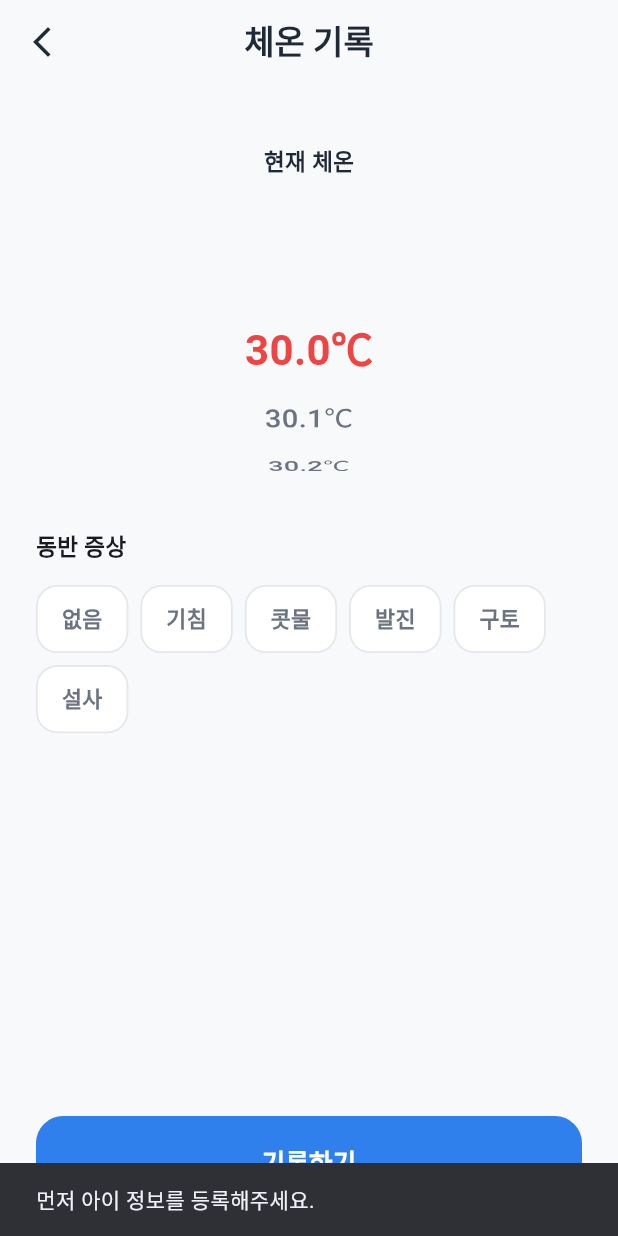
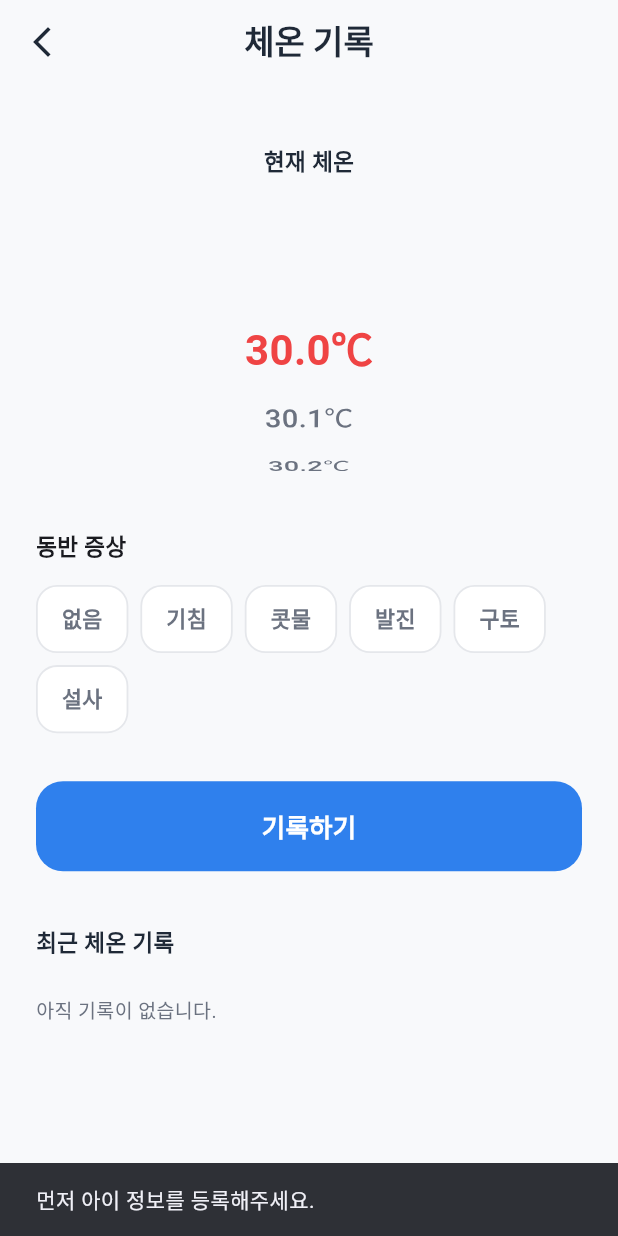
Before and after one commit to 2skyy/BabySence, a Flutter app: the TemperatureRecordPage screen opened directly, after a tap on "기록하기", on a phone screen of 412 x 824 dp. Run offline on Flutter 3.47's test engine with Material 3 defaults, Android fonts, the phone set to English and light mode, and no system bars; our stand-ins replace audioplayers, dio, firebase_core, fl_chart, flutter_local_notifications, image_picker and 2 more; missing offline and left inert: file_selector, flutter_background_service, noise_meter; accounts and stored records are empty.

Commit message:
feat: 체온 이력 조회와 연령대별 체온 판정 추가
체온 이력
- 증상이 별도 테이블이라 중첩 select로 한 번에 읽는다
  (select('*, temperature_symptoms(symptom)')). 따로 조회하면 N+1이 된다.
- 알 수 없는 증상 값은 무시한다. 나중에 CHECK 제약에 항목이 추가되어도 조회
  화면이 깨지지 않아야 한다.
- 화면이 Padding + Column이라 스크롤이 안 돼서 목록을 붙이면 오버플로가 났다.
  SingleChildScrollView로 바꾸고 안의 Spacer()를 고정 공백으로 교체했다.
  다른 기록 화면들이 이미 같은 이유로 처리해둔 방식이다.

체온 판정 (assessments 테이블)
- 연령대별 기준으로 정상/주의/상담 권장을 판정하고 행동 가이드를 보여준다.
  규칙은 순수 함수라 네트워크 없이 즉시 판정하며, 판정 저장이 실패해도 안내는
  보여주고 체온 기록 자체는 유효하게 둔다.
- inputs에 입력값과 적용된 임계값을 스냅샷으로 남긴다. 원본 기록을 지우거나
  기준을 바꿔도 그때 무슨 근거로 판정했는지 추적된다.
- 나이 계산을 직접 구현했다. 3개월과 6개월이 판정 경계라 일수/30.4375 같은
  근사를 쓰면 하루 차이로 기준이 달라진다. 경계는 [0,3), [3,6), [6,∞).

출처 확인 결과 — 논문 인용 시 주의가 필요하다
- [25] 대한소아과학회 소아 발열 질환정보를 확인했으나, 사용하기로 한 표의
  연령별 구분(38.0/38.5/39.0℃)은 그 문서에서 확인되지 않았다. 문서에는 연령
  구분 없이 겨드랑이 37.3℃=미열, 38.0℃=병원 권고, 39.0℃=고열로 되어 있다.
- 표에 없어 이 프로젝트가 정한 구간이 두 곳 있다. 6개월 이상의 37.5~38.0℃
  (표에서 정상과 주의 사이가 비어 있음)와 36.5℃ 미만 저체온이다. 둘 다 주의로
  처리했고, 출처로 인용할 수 없다는 것을 코드 주석과 문서에 남겼다.

임계값은 조용히 틀리면 위험하므로 표의 모든 경계를 테스트로 고정했다. 같은
38.0℃가 0~3개월이면 상담 권장, 3~6개월이면 주의인 것을 명시적으로 검사한다.

Co-Authored-By: Claude Opus 5 <noreply@anthropic.com>

```diff
--- /dev/null
+++ b/lib/features/detail/assessment/assessment.dart
@@ -0,0 +1,57 @@
+/// 판정 단계. enum 이름이 assessments.level의 CHECK 제약
+/// (`normal` / `caution` / `consult`)과 그대로 일치해야 합니다.
+enum AssessmentLevel {
+  normal('정상'),
+  caution('주의'),
+  consult('상담 권장');
+
+  const AssessmentLevel(this.label);
+
+  /// 화면에 표시하는 이름.
+  final String label;
+}
+
+/// 판정 영역. enum 이름이 assessments.domain의 CHECK 제약과 일치해야 합니다.
+enum AssessmentDomain {
+  temperature,
+  feeding,
+  sleep,
+  diaper,
+  growth,
+  noise,
+  skin,
+  overall,
+}
+
+/// 규칙 엔진이 낸 판정 하나.
+class Assessment {
+  final AssessmentDomain domain;
+  final AssessmentLevel level;
+
+  /// 판정에 대응하는 행동 가이드 문장.
+  final String guideText;
+
+  /// 판정 시점의 입력값 스냅샷.
+  /// 원본 기록이 수정되거나 삭제되어도 판정 근거가 남습니다.
+  final Map<String, dynamic> inputs;
+
+  /// 적용된 임계값 규칙의 버전. 기준을 바꾸면 올려야 합니다.
+  final String ruleVersion;
+
+  const Assessment({
+    required this.domain,
+    required this.level,
+    required this.guideText,
+    required this.inputs,
+    required this.ruleVersion,
+  });
+
+  Map<String, dynamic> toRow(String babyId) => {
+        'baby_id': babyId,
+        'domain': domain.name,
+        'level': level.name,
+        'guide_text': guideText,
+        'inputs': inputs,
+        'rule_version': ruleVersion,
+      };
+}
--- /dev/null
+++ b/lib/features/detail/assessment/assessment_service.dart
@@ -0,0 +1,43 @@
+import 'package:supabase_flutter/supabase_flutter.dart';
+
+import 'assessment.dart';
+
+/// assessments 테이블 접근.
+///
+/// 판정은 앱에서 계산하고 결과만 저장합니다. 규칙이 앱 안에 있어야
+/// 네트워크 없이도 즉시 안내를 보여줄 수 있습니다.
+class AssessmentService {
+  static SupabaseClient get _client => Supabase.instance.client;
+
+  static Future<void> save({
+    required String babyId,
+    required Assessment assessment,
+  }) async {
+    await _client.from('assessments').insert(assessment.toRow(babyId));
+  }
+
+  /// 특정 영역의 최근 판정을 가져옵니다.
+  static Future<List<Assessment>> loadRecent({
+    required String babyId,
+    AssessmentDomain? domain,
+    int limit = 20,
+  }) async {
+    var query = _client.from('assessments').select().eq('baby_id', babyId);
+    if (domain != null) {
+      query = query.eq('domain', domain.name);
+    }
+
+    final rows = await query.order('assessed_at', ascending: false).limit(limit);
+
+    return [
+      for (final row in rows)
+        Assessment(
+          domain: AssessmentDomain.values.byName(row['domain'] as String),
+          level: AssessmentLevel.values.byName(row['level'] as String),
+          guideText: row['guide_text'] as String,
+          inputs: Map<String, dynamic>.from(row['inputs'] as Map),
+          ruleVersion: row['rule_version'] as String,
+        ),
+    ];
+  }
+}
--- /dev/null
+++ b/lib/features/detail/assessment/temperature_rules.dart
@@ -0,0 +1,102 @@
+import 'assessment.dart';
+
+/// 연령대별 체온 판단 기준.
+///
+/// 기준표(<표 3> 연령대별 체온 판단 기준)
+///
+/// | 연령      | 정상        | 주의        | 상담 권장            |
+/// |-----------|-------------|-------------|----------------------|
+/// | 0~3개월   | 36.5~37.5℃ | 37.5~38.0℃ | 38.0℃ 이상 (즉시 병원) |
+/// | 3~6개월   | 36.5~37.5℃ | 37.5~38.5℃ | 38.5℃ 이상           |
+/// | 6개월 이상 | 36.5~37.5℃ | 38.0~39.0℃ | 39.0℃ 이상           |
+///
+/// **출처 주의**: [25] 대한소아과학회 소아 발열 질환정보를 확인한 결과, 위 표의
+/// 연령별 구분(38.0/38.5/39.0℃)은 그 문서에서 확인되지 않았습니다. 문서에는 연령
+/// 구분 없이 겨드랑이 37.3℃ 이상=미열, 38.0℃ 이상=병원 권고, 39.0℃ 이상=고열로
+/// 되어 있습니다. 논문에서 이 표를 인용할 때는 실제 출처를 확인해야 합니다.
+/// 자세한 내용은 docs/assessment-rules.md 참고.
+///
+/// 표에 없어 이 코드가 정한 부분이 두 곳 있습니다. 기준이 확정되면 바꾸고
+/// [version]을 올려야 합니다.
+///
+/// 1. **6개월 이상의 37.5~38.0℃** — 표에서 정상은 37.5까지, 주의는 38.0부터라
+///    그 사이가 어느 단계에도 없습니다. 0~3개월과 3~6개월은 37.5에서 이어지므로
+///    같은 방식으로 **주의**로 봅니다(정상으로 보면 미열을 놓칩니다).
+/// 2. **36.5℃ 미만(저체온)** — 표는 높은 쪽만 다룹니다. 표의 정상이 범위
+///    (36.5~37.5)로 정의되어 있으므로 그 아래는 정상이 아니며, **주의**로 봅니다.
+///    영아 저체온도 위험 신호라 정상으로 처리하지 않았습니다.
+class TemperatureRules {
+  /// 임계값을 바꾸면 올려야 합니다. 과거 판정의 근거를 추적하는 데 쓰입니다.
+  static const String version = 'temperature-2026-07-30';
+
+  /// 정상 범위의 하한. 이 아래는 저체온으로 주의 처리합니다.
+  static const double normalLow = 36.5;
+
+  /// 정상 범위의 상한. 모든 연령대에서 같습니다.
+  static const double normalHigh = 37.5;
+
+  /// 연령대별 상담 권장 하한(℃).
+  static double consultThreshold(int ageInMonths) {
+    if (ageInMonths < 3) return 38.0;
+    if (ageInMonths < 6) return 38.5;
+    return 39.0;
+  }
+
+  static Assessment assess({
+    required double temperatureC,
+    required int ageInMonths,
+  }) {
+    final consultAt = consultThreshold(ageInMonths);
+
+    final AssessmentLevel level;
+    final String guide;
+
+    if (temperatureC >= consultAt) {
+      level = AssessmentLevel.consult;
+      // 생후 3개월 미만은 발열 자체가 응급 신호로 다뤄집니다.
+      guide = ageInMonths < 3
+          ? '${_fmt(consultAt)}℃ 이상입니다. 생후 3개월 미만은 즉시 병원 진료가 필요합니다.'
+          : '${_fmt(consultAt)}℃ 이상입니다. 병원 상담을 권합니다. 수분을 충분히 주고 상태를 지켜봐 주세요.';
+    } else if (temperatureC > normalHigh) {
+      level = AssessmentLevel.caution;
+      guide = '미열입니다. 2시간 간격으로 다시 재고, 옷차림과 실내 온도를 확인해 주세요. '
+          '${_fmt(consultAt)}℃ 이상이 되면 병원 상담이 필요합니다.';
+    } else if (temperatureC < normalLow) {
+      // 표에 없는 구간입니다(위 문서 주석 2번).
+      level = AssessmentLevel.caution;
+      guide = '정상 범위(${_fmt(normalLow)}~${_fmt(normalHigh)}℃)보다 낮습니다. '
+          '체온계 위치를 확인해 다시 재고, 계속 낮으면 병원 상담을 권합니다.';
+    } else {
+      level = AssessmentLevel.normal;
+      guide = '정상 범위입니다. 지금처럼 지켜봐 주세요.';
+    }
+
+    return Assessment(
+      domain: AssessmentDomain.temperature,
+      level: level,
+      guideText: guide,
+      // 판정 근거를 남깁니다. 원본 기록이 지워져도 이 값은 보존됩니다.
+      inputs: {
+        'temperature_c': temperatureC,
+        'age_in_months': ageInMonths,
+        'consult_threshold_c': consultAt,
+      },
+      ruleVersion: version,
+    );
+  }
+
+  /// 38.0 → "38.0", 39.0 → "39.0" 처럼 소수 한 자리로 맞춥니다.
+  static String _fmt(double value) => value.toStringAsFixed(1);
+}
+
+/// 생년월일로부터 지난 **만 개월 수**를 셉니다.
+///
+/// 날짜를 30으로 나누는 근사 대신 달을 직접 셉니다. 3개월과 6개월이
+/// 판정 경계라서, 하루 차이로 기준이 달라지면 안 됩니다.
+/// 경계는 [0,3), [3,6), [6,∞)로 봅니다 — 3개월이 되는 날부터 3~6개월 기준입니다.
+int ageInMonthsAt(DateTime birthDate, DateTime at) {
+  var months = (at.year - birthDate.year) * 12 + (at.month - birthDate.month);
+  // 생일이 아직 지나지 않은 달은 세지 않습니다.
+  if (at.day < birthDate.day) months -= 1;
+  return months < 0 ? 0 : months;
+}
--- a/lib/features/detail/temperature_record_page.dart
+++ b/lib/features/detail/temperature_record_page.dart
@@ -1,7 +1,11 @@
 import 'package:flutter/material.dart';
 import '../../core/constants/app_colors.dart';
 import '../../core/services/baby_service.dart';
+import 'assessment/assessment.dart';
+import 'assessment/assessment_service.dart';
+import 'assessment/temperature_rules.dart';
 import 'temperature_record_service.dart';
+import 'widgets/record_history.dart';
 
 class TemperatureRecordPage extends StatefulWidget {
   const TemperatureRecordPage({super.key});
@@ -40,6 +44,51 @@ class _TemperatureRecordPageState extends State<TemperatureRecordPage> {
       initialItem: initialIndex >= 0 ? initialIndex : 0,
     );
     temperatureController.text = selectedTemperature.toStringAsFixed(1);
+    _loadHistory();
+  }
+
+  Baby? _baby;
+  List<TemperatureRecord> _records = [];
+  bool _loadingHistory = true;
+  String? _historyError;
+
+  /// 방금 저장한 기록의 판정. 저장 전에는 null이라 카드를 숨깁니다.
+  Assessment? _lastAssessment;
+
+  Future<void> _loadHistory() async {
+    setState(() {
+      _loadingHistory = true;
+      _historyError = null;
+    });
+
+    try {
+      final baby = await BabyService.loadCurrent();
+      final records = baby == null
+          ? <TemperatureRecord>[]
+          : await TemperatureRecordService.loadRecent(baby.id);
+
+      if (!mounted) return;
+      setState(() {
+        _baby = baby;
+        _records = records;
+        _loadingHistory = false;
+      });
+    } catch (e) {
+      if (!mounted) return;
+      setState(() {
+        _historyError = '기록을 불러오지 못했습니다.\n$e';
+        _loadingHistory = false;
+      });
+    }
+  }
+
+  Future<void> _deleteRecord(String id) async {
+    try {
+      await TemperatureRecordService.delete(id);
+      await _loadHistory();
+    } catch (e) {
+      _showMessage('삭제하지 못했습니다. $e');
+    }
   }
 
   @override
@@ -73,22 +122,40 @@ class _TemperatureRecordPageState extends State<TemperatureRecordPage> {
 
     setState(() => isSaving = true);
     try {
-      final baby = await BabyService.loadCurrent();
+      // 이력을 불러올 때 이미 조회했으므로 재사용합니다.
+      final baby = _baby ?? await BabyService.loadCurrent();
       if (baby == null) {
         _showMessage('먼저 아이 정보를 등록해주세요.');
         return;
       }
 
+      final measuredAt = DateTime.now();
+
       await TemperatureRecordService.save(
         babyId: baby.id,
         temperatureC: value,
-        measuredAt: DateTime.now(),
+        measuredAt: measuredAt,
         symptoms: symptoms,
       );
 
+      // 연령대별 기준으로 판정하고 결과를 남깁니다.
+      // 판정은 앱에서 계산하므로 저장이 실패해도 안내는 보여줄 수 있습니다.
+      final assessment = TemperatureRules.assess(
+        temperatureC: value,
+        ageInMonths: ageInMonthsAt(baby.birthDate, measuredAt),
+      );
+
+      try {
+        await AssessmentService.save(babyId: baby.id, assessment: assessment);
+      } catch (e) {
+        // 판정 저장 실패가 체온 기록 자체를 무효로 만들지는 않습니다.
+        debugPrint('판정 저장 실패: $e');
+      }
+
       if (!mounted) return;
-      _showMessage('체온 기록을 저장했습니다.');
-      Navigator.pop(context);
+      setState(() => _lastAssessment = assessment);
+      // 화면을 닫지 않고 아래 이력에 바로 보여줍니다.
+      await _loadHistory();
     } catch (e) {
       _showMessage('저장하지 못했습니다. $e');
     } finally {
@@ -99,6 +166,53 @@ class _TemperatureRecordPageState extends State<TemperatureRecordPage> {
   void _showMessage(String message) {
     if (!mounted) return;
     ScaffoldMessenger.of(context).showSnackBar(SnackBar(content: Text(message)));
+  }
+
+  /// 방금 저장한 체온의 판정과 행동 가이드.
+  Widget _buildAssessmentCard(Assessment assessment) {
+    final (color, icon) = switch (assessment.level) {
+      AssessmentLevel.normal => (const Color(0xFF16A34A), Icons.check_circle),
+      AssessmentLevel.caution => (const Color(0xFFF59E0B), Icons.warning_amber_rounded),
+      AssessmentLevel.consult => (const Color(0xFFDC2626), Icons.local_hospital),
+    };
+
+    return Container(
+      width: double.infinity,
+      padding: const EdgeInsets.all(20),
+      decoration: BoxDecoration(
+        color: color.withValues(alpha: 0.08),
+        borderRadius: BorderRadius.circular(18),
+        border: Border.all(color: color.withValues(alpha: 0.35)),
+      ),
+      child: Column(
+        crossAxisAlignment: CrossAxisAlignment.start,
+        children: [
+          Row(
+            children: [
+              Icon(icon, color: color, size: 22),
+              const SizedBox(width: 8),
+              Text(
+                assessment.level.label,
+                style: TextStyle(
+                  fontSize: 18,
+                  fontWeight: FontWeight.w800,
+                  color: color,
+                ),
+              ),
+            ],
+          ),
+          const SizedBox(height: 10),
+          Text(
+            assessment.guideText,
+            style: const TextStyle(
+              fontSize: 14,
+              height: 1.5,
+              color: textColor,
+            ),
+          ),
+        ],
+      ),
+    );
   }
 
   void handleSymptomTap(String symptom) {
@@ -145,8 +259,9 @@ class _TemperatureRecordPageState extends State<TemperatureRecordPage> {
         ),
       ),
 
+      // 이력 목록이 아래에 붙어 화면을 넘기므로 스크롤 뷰로 감쌉니다.
       body: SafeArea(
-        child: Padding(
+        child: SingleChildScrollView(
           padding: const EdgeInsets.symmetric(horizontal: 24, vertical: 20),
           child: Column(
             crossAxisAlignment: CrossAxisAlignment.start,
@@ -229,7 +344,8 @@ class _TemperatureRecordPageState extends State<TemperatureRecordPage> {
                 ),
               ),
 
-              const Spacer(),
+              // 스크롤 뷰 안에서는 무한 확장을 시도하는 Spacer()를 쓸 수 없습니다.
+              const SizedBox(height: 32),
 
               SizedBox(
                 width: double.infinity,
@@ -263,6 +379,26 @@ class _TemperatureRecordPageState extends State<TemperatureRecordPage> {
                           ),
                         ),
                 ),
+              ),
+              if (_lastAssessment != null) ...[
+                const SizedBox(height: 24),
+                _buildAssessmentCard(_lastAssessment!),
+              ],
+              const SizedBox(height: 36),
+              RecordHistorySection(
+                title: '최근 체온 기록',
+                loading: _loadingHistory,
+                error: _historyError,
+                onRetry: _loadHistory,
+                onDelete: _deleteRecord,
+                entries: [
+                  for (final r in _records)
+                    RecordHistoryEntry(
+                      id: r.id,
+                      title: formatRecordTime(r.measuredAt),
+                      subtitle: r.summary,
+                    ),
+                ],
               ),
             ],
           ),
--- a/lib/features/detail/temperature_record_service.dart
+++ b/lib/features/detail/temperature_record_service.dart
@@ -31,11 +31,80 @@ enum Symptom {
     }
     return null;
   }
+
+  /// DB에서 읽은 값을 되돌립니다. 알 수 없는 값은 null입니다
+  /// (나중에 CHECK 제약에 항목이 추가되어도 조회가 깨지지 않게).
+  static Symptom? fromDbValue(String? value) {
+    if (value == null) return null;
+    for (final s in Symptom.values) {
+      if (s.dbValue == value) return s;
+    }
+    return null;
+  }
+}
+
+/// temperature_records 한 행 + 함께 기록된 증상.
+class TemperatureRecord {
+  final String id;
+  final double temperatureC;
+  final DateTime measuredAt;
+  final List<Symptom> symptoms;
+
+  const TemperatureRecord({
+    required this.id,
+    required this.temperatureC,
+    required this.measuredAt,
+    this.symptoms = const [],
+  });
+
+  factory TemperatureRecord.fromMap(Map<String, dynamic> map) {
+    // 중첩 select로 함께 가져온 증상 행들입니다.
+    final raw = (map['temperature_symptoms'] as List?) ?? const [];
+    final symptoms = <Symptom>[];
+    for (final s in raw) {
+      final value = (s as Map)['symptom'] as String?;
+      final parsed = Symptom.fromDbValue(value);
+      if (parsed != null) symptoms.add(parsed);
+    }
+
+    return TemperatureRecord(
+      id: map['id'] as String,
+      temperatureC: (map['temperature_c'] as num).toDouble(),
+      measuredAt: DateTime.parse(map['measured_at'] as String).toLocal(),
+      symptoms: symptoms,
+    );
+  }
+
+  /// 이력 목록에 보여줄 요약. 증상이 없으면 체온만 보여줍니다.
+  String get summary {
+    final temp = '${temperatureC.toStringAsFixed(1)}°C';
+    if (symptoms.isEmpty) return temp;
+    return '$temp · ${symptoms.map((s) => s.label).join(', ')}';
+  }
 }
 
 /// temperature_records + temperature_symptoms 테이블 접근.
 class TemperatureRecordService {
   static SupabaseClient get _client => Supabase.instance.client;
+
+  /// 최근 기록을 증상과 함께 가져옵니다.
+  static Future<List<TemperatureRecord>> loadRecent(String babyId,
+      {int limit = 20}) async {
+    final rows = await _client
+        .from('temperature_records')
+        // 증상은 별도 테이블이라 중첩 select로 한 번에 읽습니다.
+        .select('*, temperature_symptoms(symptom)')
+        .eq('baby_id', babyId)
+        .order('measured_at', ascending: false)
+        .limit(limit);
+
+    return rows.map(TemperatureRecord.fromMap).toList();
+  }
+
+  static Future<void> delete(String id) async {
+    // temperature_symptoms는 ON DELETE CASCADE라 함께 지워집니다.
+    await _client.from('temperature_records').delete().eq('id', id);
+  }
 
   /// temperature_records에 넣을 행.
   static Map<String, dynamic> buildRecordRow({
```
Also changed, not shown: 1 other file.
